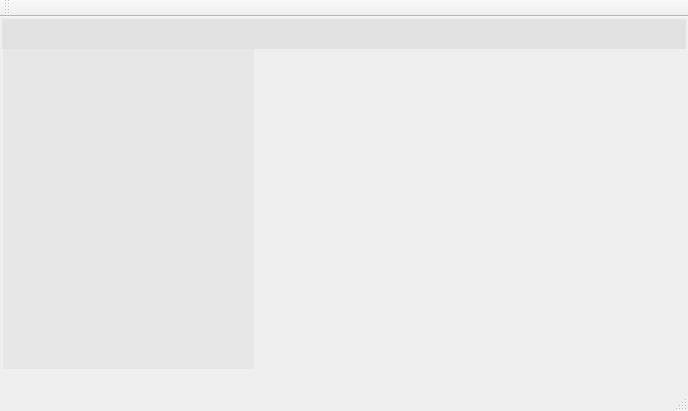
Before: the Qt Designer form View/UI/MainWindow.ui in oliewalcp/LuaRest, drawn with Qt 5.
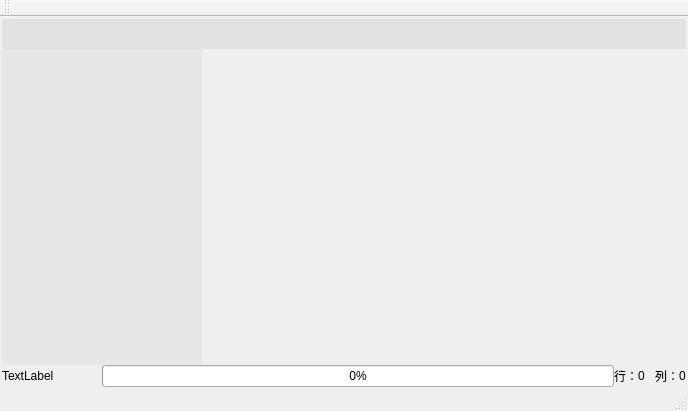
After: the same form once the commit is applied.

Patch:
```diff
--- a/View/UI/MainWindow.ui
+++ b/View/UI/MainWindow.ui
@@ -68,19 +68,7 @@
     </item>
     <item>
      <widget class="QWidget" name="Workspace" native="true">
-      <widget class="QWidget" name="CodeArea" native="true">
-       <property name="geometry">
-        <rect>
-         <x>258</x>
-         <y>-1</y>
-         <width>421</width>
-         <height>321</height>
-        </rect>
-       </property>
-       <property name="styleSheet">
-        <string notr="true"/>
-       </property>
-       <layout class="QVBoxLayout" name="CodeContentArea">
+      <layout class="QHBoxLayout" name="horizontalLayout_4">
         <property name="spacing">
          <number>0</number>
         </property>
@@ -96,16 +84,19 @@
         <property name="bottomMargin">
          <number>0</number>
         </property>
-       </layout>
-      </widget>
+       <item>
       <widget class="QWidget" name="ProjectTreeArea" native="true">
-       <property name="geometry">
-        <rect>
-         <x>1</x>
-         <y>-1</y>
-         <width>251</width>
-         <height>321</height>
-        </rect>
+         <property name="minimumSize">
+          <size>
+           <width>200</width>
+           <height>0</height>
+          </size>
+         </property>
+         <property name="maximumSize">
+          <size>
+           <width>200</width>
+           <height>16777215</height>
+          </size>
        </property>
        <property name="styleSheet">
         <string notr="true">background-color: rgb(231, 231, 231);</string>
@@ -128,6 +119,183 @@
         </property>
        </layout>
       </widget>
+       </item>
+       <item>
+        <widget class="QWidget" name="CodeArea" native="true">
+         <property name="styleSheet">
+          <string notr="true"/>
+         </property>
+         <layout class="QVBoxLayout" name="CodeContentArea">
+          <property name="spacing">
+           <number>0</number>
+          </property>
+          <property name="leftMargin">
+           <number>0</number>
+          </property>
+          <property name="topMargin">
+           <number>0</number>
+          </property>
+          <property name="rightMargin">
+           <number>0</number>
+          </property>
+          <property name="bottomMargin">
+           <number>0</number>
+          </property>
+         </layout>
+        </widget>
+       </item>
+      </layout>
+     </widget>
+    </item>
+    <item>
+     <widget class="QWidget" name="widget" native="true">
+      <property name="sizePolicy">
+       <sizepolicy hsizetype="Preferred" vsizetype="Fixed">
+        <horstretch>0</horstretch>
+        <verstretch>0</verstretch>
+       </sizepolicy>
+      </property>
+      <property name="minimumSize">
+       <size>
+        <width>0</width>
+        <height>20</height>
+       </size>
+      </property>
+      <layout class="QHBoxLayout" name="horizontalLayout_2">
+       <property name="spacing">
+        <number>0</number>
+       </property>
+       <property name="leftMargin">
+        <number>0</number>
+       </property>
+       <property name="topMargin">
+        <number>0</number>
+       </property>
+       <property name="rightMargin">
+        <number>0</number>
+       </property>
+       <property name="bottomMargin">
+        <number>0</number>
+       </property>
+       <item>
+        <widget class="QWidget" name="widget_2" native="true">
+         <layout class="QHBoxLayout" name="horizontalLayout_3">
+          <property name="spacing">
+           <number>0</number>
+          </property>
+          <property name="leftMargin">
+           <number>0</number>
+          </property>
+          <property name="topMargin">
+           <number>0</number>
+          </property>
+          <property name="rightMargin">
+           <number>0</number>
+          </property>
+          <property name="bottomMargin">
+           <number>0</number>
+          </property>
+          <item>
+           <widget class="QLabel" name="Text">
+            <property name="sizePolicy">
+             <sizepolicy hsizetype="Fixed" vsizetype="Preferred">
+              <horstretch>0</horstretch>
+              <verstretch>0</verstretch>
+             </sizepolicy>
+            </property>
+            <property name="minimumSize">
+             <size>
+              <width>100</width>
+              <height>0</height>
+             </size>
+            </property>
+            <property name="maximumSize">
+             <size>
+              <width>500</width>
+              <height>16777215</height>
+             </size>
+            </property>
+            <property name="text">
+             <string>TextLabel</string>
+            </property>
+           </widget>
+          </item>
+          <item>
+           <widget class="QProgressBar" name="ProgressBar">
+            <property name="value">
+             <number>0</number>
+            </property>
+           </widget>
+          </item>
+         </layout>
+        </widget>
+       </item>
+       <item>
+        <widget class="QLabel" name="label_3">
+         <property name="sizePolicy">
+          <sizepolicy hsizetype="Fixed" vsizetype="Preferred">
+           <horstretch>0</horstretch>
+           <verstretch>0</verstretch>
+          </sizepolicy>
+         </property>
+         <property name="text">
+          <string>行：</string>
+         </property>
+        </widget>
+       </item>
+       <item>
+        <widget class="QLabel" name="Line">
+         <property name="sizePolicy">
+          <sizepolicy hsizetype="Fixed" vsizetype="Preferred">
+           <horstretch>0</horstretch>
+           <verstretch>0</verstretch>
+          </sizepolicy>
+         </property>
+         <property name="text">
+          <string>0</string>
+         </property>
+        </widget>
+       </item>
+       <item>
+        <widget class="QLabel" name="label_2">
+         <property name="sizePolicy">
+          <sizepolicy hsizetype="Fixed" vsizetype="Fixed">
+           <horstretch>0</horstretch>
+           <verstretch>0</verstretch>
+          </sizepolicy>
+         </property>
+         <property name="text">
+          <string>   </string>
+         </property>
+        </widget>
+       </item>
+       <item>
+        <widget class="QLabel" name="label">
+         <property name="sizePolicy">
+          <sizepolicy hsizetype="Fixed" vsizetype="Preferred">
+           <horstretch>0</horstretch>
+           <verstretch>0</verstretch>
+          </sizepolicy>
+         </property>
+         <property name="text">
+          <string>列：</string>
+         </property>
+        </widget>
+       </item>
+       <item>
+        <widget class="QLabel" name="Column">
+         <property name="sizePolicy">
+          <sizepolicy hsizetype="Fixed" vsizetype="Preferred">
+           <horstretch>0</horstretch>
+           <verstretch>0</verstretch>
+          </sizepolicy>
+         </property>
+         <property name="text">
+          <string>0</string>
+         </property>
+        </widget>
+       </item>
+      </layout>
      </widget>
     </item>
    </layout>
```
Lines whose indentation alone changed are shown as unchanged.
